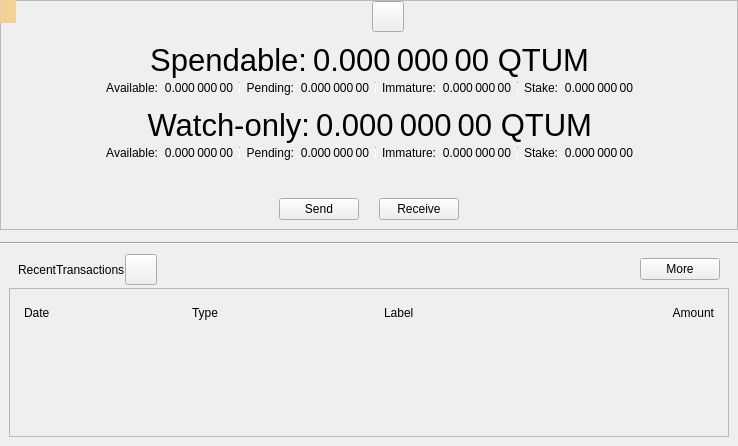
This is src/qt/forms/overviewpage.ui in qtumproject/qtum as Qt 5 draws it before an edit. The edited form follows.
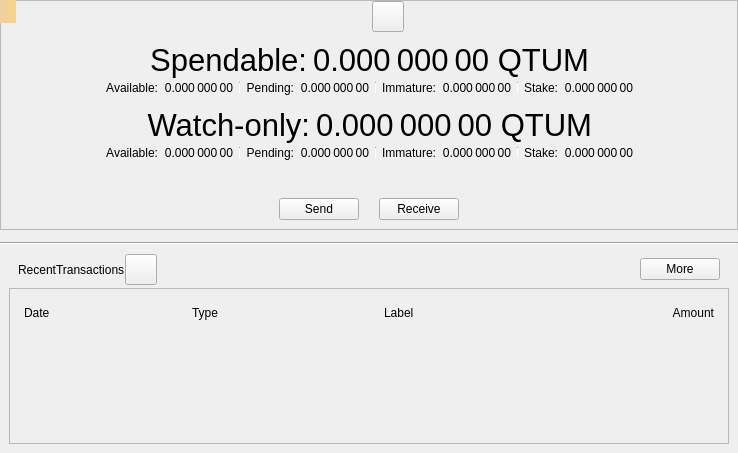
This is the edited form. Icons and pictures are not drawn. Custom widgets are drawn as their Qt base class.

```diff
--- a/src/qt/forms/overviewpage.ui
+++ b/src/qt/forms/overviewpage.ui
@@ -7,7 +7,7 @@
     <x>0</x>
     <y>0</y>
     <width>738</width>
-    <height>446</height>
+    <height>453</height>
    </rect>
   </property>
   <property name="windowTitle">
@@ -946,8 +946,32 @@
    </item>
    <item>
     <widget class="QWidget" name="widgetRecent" native="true">
+     <property name="sizePolicy">
+      <sizepolicy hsizetype="Preferred" vsizetype="Expanding">
+       <horstretch>0</horstretch>
+       <verstretch>0</verstretch>
+      </sizepolicy>
+     </property>
      <layout class="QVBoxLayout" name="verticalLayout">
       <property name="spacing">
+       <number>0</number>
+      </property>
+      <item>
+       <widget class="QWidget" name="widgetListTransaction" native="true">
+        <layout class="QVBoxLayout" name="verticalLayout">
+         <property name="spacing">
+          <number>0</number>
+         </property>
+         <property name="leftMargin">
+          <number>0</number>
+         </property>
+         <property name="topMargin">
+          <number>0</number>
+         </property>
+         <property name="rightMargin">
+          <number>0</number>
+         </property>
+         <property name="bottomMargin">
        <number>0</number>
       </property>
       <item>
@@ -1116,6 +1140,9 @@
          </widget>
         </item>
        </layout>
+         </item>
+        </layout>
+       </widget>
       </item>
      </layout>
     </widget>
```
Lines whose indentation alone changed are shown as unchanged.
